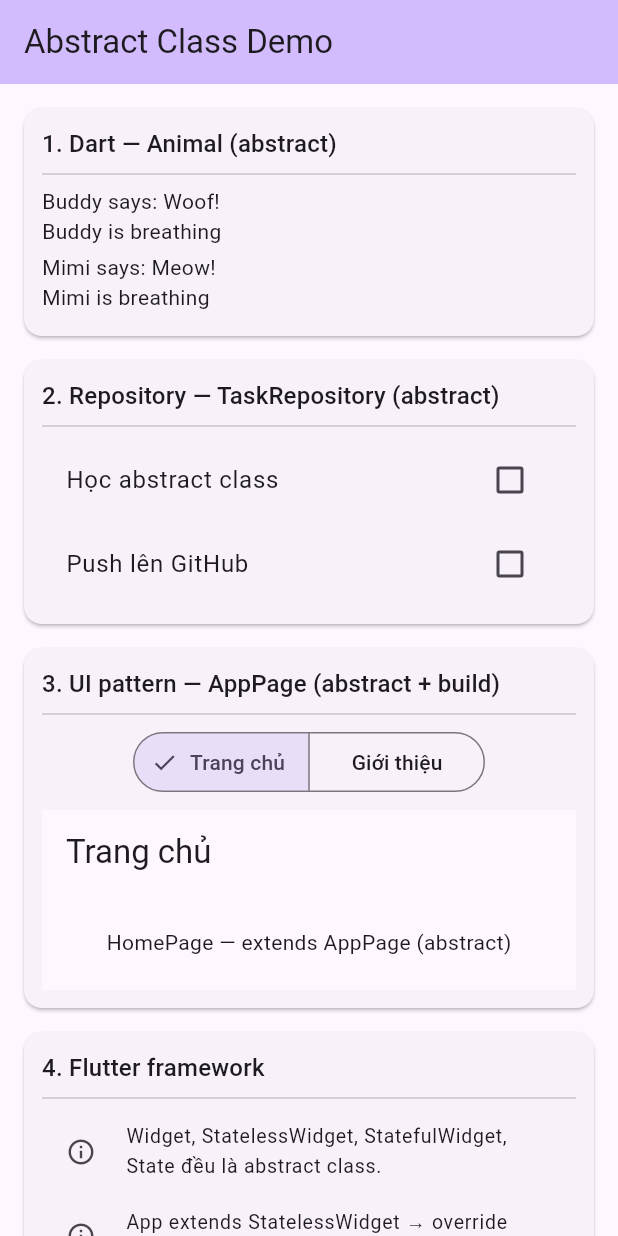
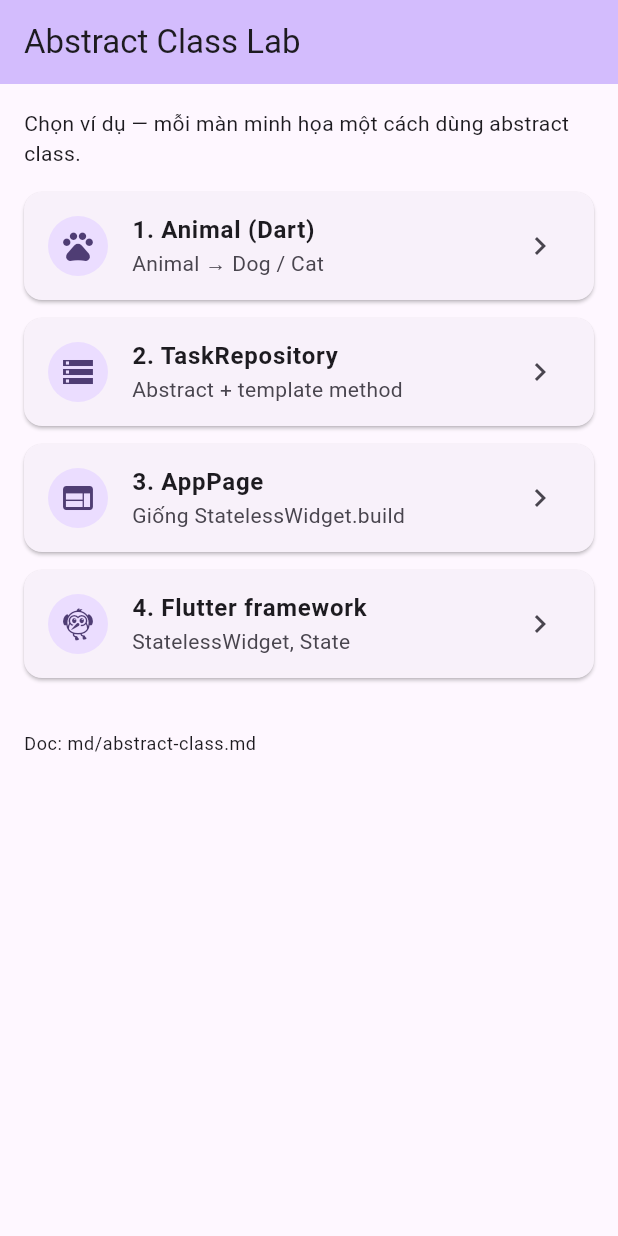
Before and after one commit to Raintostorm/PRM_Lab3_Group2, a Flutter app: the screen it shows after launch, on a phone screen of 412 x 824 dp. Run offline on Flutter 3.47's test engine with Material 3 defaults, Android fonts, the phone set to English and light mode, and no system bars.

Commit message:
refactor: split abstract class into menu and visual demo screens
Co-authored-by: Cursor <cursoragent@cursor.com>

```diff
--- a/lib/examples/abstract_class/abstract_class_demo_screen.dart
+++ /dev/null
@@ -1,140 +0,0 @@
-import 'package:flutter/material.dart';
-
-import 'animal.dart';
-import 'app_page.dart';
-import 'framework_note.dart';
-import 'task_repository.dart';
-
-/// Màn hình demo gộp 4 ví dụ abstract class — chạy từ [main.dart].
-class AbstractClassDemoScreen extends StatefulWidget {
-  const AbstractClassDemoScreen({super.key});
-
-  @override
-  State<AbstractClassDemoScreen> createState() => _AbstractClassDemoScreenState();
-}
-
-class _AbstractClassDemoScreenState extends State<AbstractClassDemoScreen> {
-  late final TaskRepository _repository;
-  List<Task> _tasks = [];
-  int _pageIndex = 0;
-
-  final _pages = <AppPage>[HomePage(), AboutPage()];
-
-  @override
-  void initState() {
-    super.initState();
-    _repository = InMemoryTaskRepository();
-    _loadTasks();
-  }
-
-  Future<void> _loadTasks() async {
-    final tasks = await _repository.fetchAll();
-    if (!mounted) return;
-    setState(() => _tasks = tasks);
-  }
-
-  Future<void> _toggleTask(String id) async {
-    await _repository.toggleDone(id);
-    await _loadTasks();
-  }
-
-  @override
-  Widget build(BuildContext context) {
-    return Scaffold(
-      appBar: AppBar(
-        title: const Text('Abstract Class Demo'),
-        backgroundColor: Theme.of(context).colorScheme.inversePrimary,
-      ),
-      body: ListView(
-        padding: const EdgeInsets.all(16),
-        children: [
-          _section(
-            title: '1. Dart — Animal (abstract)',
-            child: Column(
-              crossAxisAlignment: CrossAxisAlignment.start,
-              children: runAnimalDemo()
-                  .map((line) => Padding(
-                        padding: const EdgeInsets.only(bottom: 4),
-                        child: Text(line),
-                      ))
-                  .toList(),
-            ),
-          ),
-          _section(
-            title: '2. Repository — TaskRepository (abstract)',
-            child: Column(
-              children: _tasks
-                  .map(
-                    (t) => CheckboxListTile(
-                      value: t.done,
-                      title: Text(t.title),
-                      onChanged: (_) => _toggleTask(t.id),
-                    ),
-                  )
-                  .toList(),
-            ),
-          ),
-          _section(
-            title: '3. UI pattern — AppPage (abstract + build)',
-            child: Column(
-              children: [
-                SegmentedButton<int>(
-                  segments: [
-                    for (var i = 0; i < _pages.length; i++)
-                      ButtonSegment<int>(
-                        value: i,
-                        label: Text(_pages[i].title),
-                      ),
-                  ],
-                  selected: {_pageIndex},
-                  onSelectionChanged: (s) =>
-                      setState(() => _pageIndex = s.first),
-                ),
-                const SizedBox(height: 8),
-                SizedBox(
-                  height: 120,
-                  child: AppPageHost(page: _pages[_pageIndex]),
-                ),
-              ],
-            ),
-          ),
-          _section(
-            title: '4. Flutter framework',
-            child: Column(
-              crossAxisAlignment: CrossAxisAlignment.start,
-              children: frameworkAbstractClassNotes()
-                  .map((n) => ListTile(
-                        dense: true,
-                        leading: const Icon(Icons.info_outline, size: 20),
-                        title: Text(n),
-                      ))
-                  .toList(),
-            ),
-          ),
-          const SizedBox(height: 8),
-          Text(
-            'File: lib/examples/abstract_class/*.dart\nDoc: md/abstract-class.md',
-            style: Theme.of(context).textTheme.bodySmall,
-          ),
-        ],
-      ),
-    );
-  }
-
-  Widget _section({required String title, required Widget child}) {
-    return Card(
-      margin: const EdgeInsets.only(bottom: 16),
-      child: Padding(
-        padding: const EdgeInsets.all(12),
-        child: Column(
-          crossAxisAlignment: CrossAxisAlignment.start,
-          children: [
-            Text(title, style: Theme.of(context).textTheme.titleMedium),
-            const Divider(),
-            child,
-          ],
-        ),
-      ),
-    );
-  }
-}
--- /dev/null
+++ b/lib/examples/abstract_class/abstract_class_menu_screen.dart
@@ -0,0 +1,86 @@
+import 'package:flutter/material.dart';
+
+import 'animal_demo_screen.dart';
+import 'app_page_demo_screen.dart';
+import 'framework_demo_screen.dart';
+import 'repository_demo_screen.dart';
+
+/// Menu chọn từng ví dụ abstract class — mỗi mục một màn riêng.
+class AbstractClassMenuScreen extends StatelessWidget {
+  const AbstractClassMenuScreen({super.key});
+
+  @override
+  Widget build(BuildContext context) {
+    return Scaffold(
+      appBar: AppBar(
+        title: const Text('Abstract Class Lab'),
+        backgroundColor: Theme.of(context).colorScheme.inversePrimary,
+      ),
+      body: ListView(
+        padding: const EdgeInsets.all(16),
+        children: [
+          Text(
+            'Chọn ví dụ — mỗi màn minh họa một cách dùng abstract class.',
+            style: Theme.of(context).textTheme.bodyMedium,
+          ),
+          const SizedBox(height: 16),
+          _menuTile(
+            context,
+            icon: Icons.pets,
+            title: '1. Animal (Dart)',
+            subtitle: 'Animal → Dog / Cat',
+            screen: const AnimalDemoScreen(),
+          ),
+          _menuTile(
+            context,
+            icon: Icons.storage,
+            title: '2. TaskRepository',
+            subtitle: 'Abstract + template method',
+            screen: const RepositoryDemoScreen(),
+          ),
+          _menuTile(
+            context,
+            icon: Icons.web,
+            title: '3. AppPage',
+            subtitle: 'Giống StatelessWidget.build',
+            screen: const AppPageDemoScreen(),
+          ),
+          _menuTile(
+            context,
+            icon: Icons.flutter_dash,
+            title: '4. Flutter framework',
+            subtitle: 'StatelessWidget, State',
+            screen: const FrameworkDemoScreen(),
+          ),
+          const SizedBox(height: 24),
+          Text(
+            'Doc: md/abstract-class.md',
+            style: Theme.of(context).textTheme.bodySmall,
+          ),
+        ],
+      ),
+    );
+  }
+
+  Widget _menuTile(
+    BuildContext context, {
+    required IconData icon,
+    required String title,
+    required String subtitle,
+    required Widget screen,
+  }) {
+    return Card(
+      margin: const EdgeInsets.only(bottom: 12),
+      child: ListTile(
+        leading: CircleAvatar(child: Icon(icon)),
+        title: Text(title, style: const TextStyle(fontWeight: FontWeight.w600)),
+        subtitle: Text(subtitle),
+        trailing: const Icon(Icons.chevron_right),
+        onTap: () => Navigator.push(
+          context,
+          MaterialPageRoute<void>(builder: (_) => screen),
+        ),
+      ),
+    );
+  }
+}
--- /dev/null
+++ b/lib/examples/abstract_class/animal_demo_screen.dart
@@ -0,0 +1,60 @@
+import 'package:flutter/material.dart';
+
+import 'animal.dart';
+import 'demo_labels.dart';
+
+/// Màn 1 — Animal: biến kiểu abstract, object lớp con cụ thể.
+class AnimalDemoScreen extends StatelessWidget {
+  const AnimalDemoScreen({super.key});
+
+  @override
+  Widget build(BuildContext context) {
+    final pets = <Animal>[Dog('Buddy'), Cat('Mimi')];
+
+    return Scaffold(
+      appBar: AppBar(title: const Text('1. Animal')),
+      body: ListView(
+        padding: const EdgeInsets.all(16),
+        children: [
+          DemoLabels.abstractBox('abstract class Animal'),
+          const SizedBox(height: 8),
+          DemoLabels.concreteBox('class Dog extends Animal'),
+          const SizedBox(height: 4),
+          DemoLabels.concreteBox('class Cat extends Animal'),
+          const SizedBox(height: 20),
+          ...pets.map((pet) => _petCard(pet)),
+          const SizedBox(height: 12),
+          Text(
+            'File: lib/examples/abstract_class/animal.dart',
+            style: Theme.of(context).textTheme.bodySmall,
+          ),
+        ],
+      ),
+    );
+  }
+
+  Widget _petCard(Animal pet) {
+    return Card(
+      margin: const EdgeInsets.only(bottom: 12),
+      child: Padding(
+        padding: const EdgeInsets.all(12),
+        child: Column(
+          crossAxisAlignment: CrossAxisAlignment.start,
+          children: [
+            DemoLabels.typeVsRuntime(
+              declaredType: 'Animal',
+              runtimeType: pet.runtimeType.toString(),
+            ),
+            const SizedBox(height: 12),
+            Text(pet.speak(), style: const TextStyle(fontSize: 16)),
+            const SizedBox(height: 4),
+            Text(
+              pet.breathe(),
+              style: TextStyle(color: Colors.grey.shade700),
+            ),
+          ],
+        ),
+      ),
+    );
+  }
+}
--- a/lib/main.dart
+++ b/lib/main.dart
@@ -1,6 +1,6 @@
 import 'package:flutter/material.dart';
 
-import 'examples/abstract_class/abstract_class_demo_screen.dart';
+import 'examples/abstract_class/abstract_class_menu_screen.dart';
 
 void main() {
   runApp(const PrmLab3App());
@@ -18,7 +18,7 @@ class PrmLab3App extends StatelessWidget {
         colorScheme: ColorScheme.fromSeed(seedColor: Colors.deepPurple),
         useMaterial3: true,
       ),
-      home: const AbstractClassDemoScreen(),
+      home: const AbstractClassMenuScreen(),
     );
   }
 }
```
Also changed, not shown: lib/examples/abstract_class/app_page_demo_screen.dart (added, +80 -0 lines), lib/examples/abstract_class/demo_labels.dart (added, +121 -0 lines), lib/examples/abstract_class/framework_demo_screen.dart (added, +44 -0 lines), lib/examples/abstract_class/repository_demo_screen.dart (added, +74 -0 lines), 4 other files.
